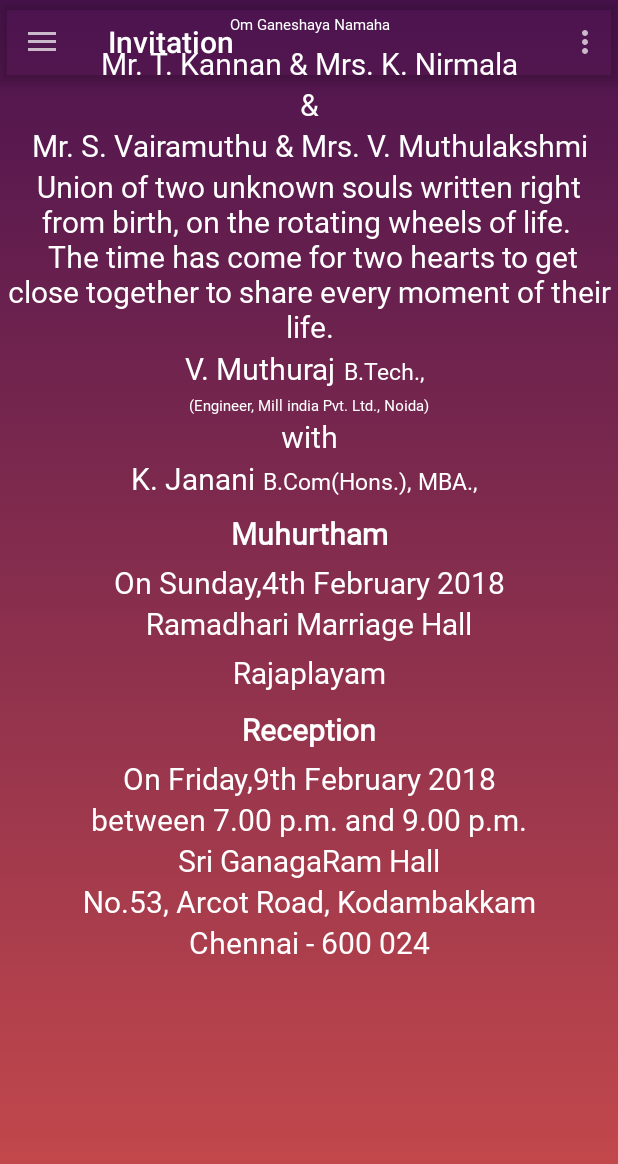
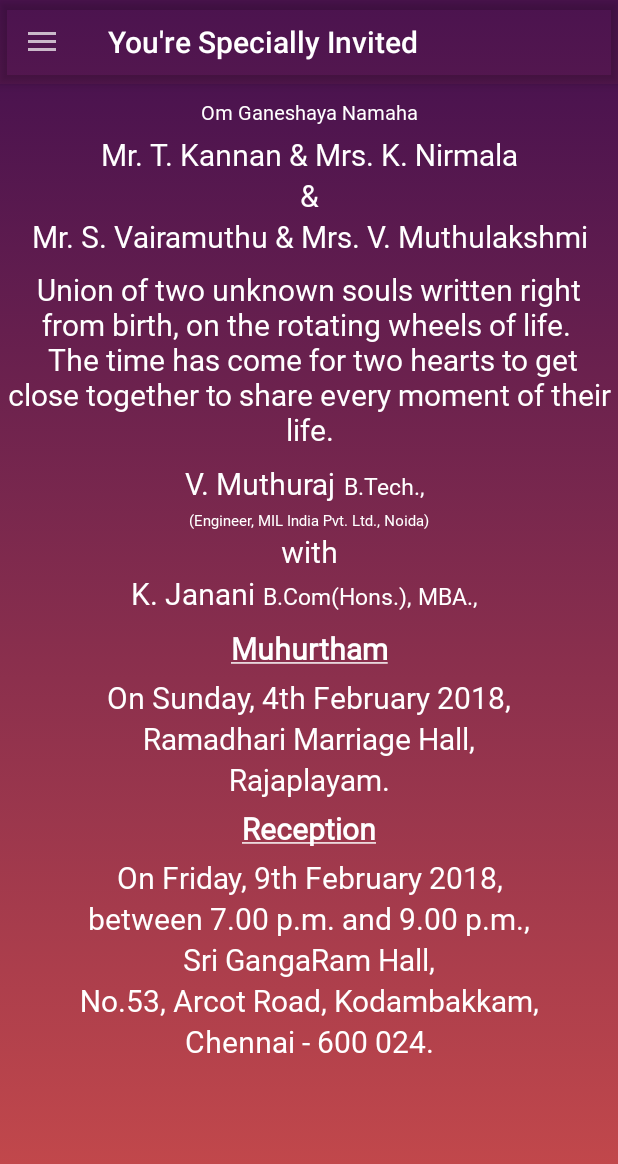
Before and after one commit to prabhuk56/Invitation, an Android app: the screen it shows after launch (MainActivity), on a phone screen of 412 x 824 dp. Shown: the top 1164 px of the screen. Run offline under Robolectric (Android 15) with nearby library versions, the phone set to English and light mode, and no system bars; libraries missing offline, so code that uses them is left out: com.crashlytics.android, io.fabric.sdk, uk.co.chrisjenx; 2 statements that could not run were skipped.

Commit message:
Save date Feature added and some UI Changes

```diff
--- a/app/src/main/AndroidManifest.xml
+++ b/app/src/main/AndroidManifest.xml
@@ -3,6 +3,8 @@
     package="com.prabhu.invitation">
 
     <uses-permission android:name="android.permission.INTERNET" />
+    <uses-permission android:name="android.permission.READ_CALENDAR"/>
+    <uses-permission android:name="android.permission.WRITE_CALENDAR"/>
 
     <application
         android:allowBackup="true"
--- /dev/null
+++ b/app/src/main/res/drawable/ic_email_black.xml
@@ -0,0 +1,9 @@
+<vector xmlns:android="http://schemas.android.com/apk/res/android"
+        android:width="24dp"
+        android:height="24dp"
+        android:viewportWidth="24.0"
+        android:viewportHeight="24.0">
+    <path
+        android:fillColor="#FF000000"
+        android:pathData="M20,4L4,4c-1.1,0 -1.99,0.9 -1.99,2L2,18c0,1.1 0.9,2 2,2h16c1.1,0 2,-0.9 2,-2L22,6c0,-1.1 -0.9,-2 -2,-2zM20,8l-8,5 -8,-5L4,6l8,5 8,-5v2z"/>
+</vector>
--- /dev/null
+++ b/app/src/main/res/drawable/ic_save_date.xml
@@ -0,0 +1,9 @@
+<vector xmlns:android="http://schemas.android.com/apk/res/android"
+        android:width="24dp"
+        android:height="24dp"
+        android:viewportWidth="24.0"
+        android:viewportHeight="24.0">
+    <path
+        android:fillColor="#FF000000"
+        android:pathData="M9,11L7,11v2h2v-2zM13,11h-2v2h2v-2zM17,11h-2v2h2v-2zM19,4h-1L18,2h-2v2L8,4L8,2L6,2v2L5,4c-1.11,0 -1.99,0.9 -1.99,2L3,20c0,1.1 0.89,2 2,2h14c1.1,0 2,-0.9 2,-2L21,6c0,-1.1 -0.9,-2 -2,-2zM19,20L5,20L5,9h14v11z"/>
+</vector>
--- a/app/src/main/res/layout/activity_main.xml
+++ b/app/src/main/res/layout/activity_main.xml
@@ -4,11 +4,13 @@
     android:layout_height="match_parent"
     android:orientation="vertical"
     android:background="@drawable/background_gradient"
+
     >
 
     <android.support.v4.widget.NestedScrollView
         android:layout_width="match_parent"
-        android:layout_height="match_parent">
+        android:layout_height="match_parent"
+        >
 
         <LinearLayout
             android:layout_width="match_parent"
@@ -36,7 +38,7 @@
                 android:fontFamily="@font/lobstertwo_regular"
                 android:text="@string/omGanesha"
                 android:textColor="@color/text_color_primary"
-                android:textSize="@dimen/headerTxt"
+                android:textSize="@dimen/initialTxt"
                 android:padding="5dp"
                 />
             <TextView
@@ -74,6 +76,8 @@
                 android:textColor="@color/text_color_primary"
                 android:textSize="@dimen/paraTxt"
                 android:textAlignment="center"
+                android:paddingTop="8dp"
+                android:paddingBottom="8dp"
                 />
             <LinearLayout
                 android:layout_width="wrap_content"
@@ -180,7 +184,7 @@
                 android:textColor="@color/text_color_primary"
                 android:textSize="@dimen/paraTxt"
                 android:textAlignment="center"
-                android:padding="5dp"
+
                 />
             <TextView
                 android:layout_width="match_parent"
--- a/app/src/main/res/layout/activity_navigation.xml
+++ b/app/src/main/res/layout/activity_navigation.xml
@@ -23,6 +23,9 @@
         android:fitsSystemWindows="true"
         app:headerLayout="@layout/nav_header_navigation"
         app:menu="@menu/activity_navigation_drawer"
-        android:background="@drawable/background_gradient"/>
+        android:background="@drawable/background_gradient"
+        app:itemTextColor="@color/text_color_primary"
+
+        />
 
 </android.support.v4.widget.DrawerLayout>
--- a/app/src/main/res/layout/app_bar_navigation.xml
+++ b/app/src/main/res/layout/app_bar_navigation.xml
@@ -10,6 +10,7 @@
     <android.support.design.widget.AppBarLayout
         android:layout_width="match_parent"
         android:layout_height="wrap_content"
+        android:id="@+id/navigationAppBar"
         android:background="@android:color/transparent"
     >
 
@@ -22,13 +23,8 @@
 
     </android.support.design.widget.AppBarLayout>
 
-    <!--<include layout="@layout/content_navigation" />-->
-    <FrameLayout
-        android:id="@+id/frame"
-        android:layout_width="match_parent"
-        android:layout_height="match_parent"
-        >
-    </FrameLayout>
+    <include layout="@layout/content_navigation" />
+
 
     <!--<android.support.design.widget.FloatingActionButton
         android:id="@+id/fab"
--- a/app/src/main/res/layout/content_navigation.xml
+++ b/app/src/main/res/layout/content_navigation.xml
@@ -7,5 +7,10 @@
     app:layout_behavior="@string/appbar_scrolling_view_behavior"
     tools:context="com.prabhu.invitation.NavigationActivity"
     tools:showIn="@layout/app_bar_navigation">
-
+    <FrameLayout
+        android:id="@+id/frame"
+        android:layout_width="match_parent"
+        android:layout_height="match_parent"
+        >
+    </FrameLayout>
 </android.support.constraint.ConstraintLayout>
--- a/app/src/main/res/menu/activity_navigation_drawer.xml
+++ b/app/src/main/res/menu/activity_navigation_drawer.xml
@@ -4,36 +4,42 @@
     tools:showIn="navigation_view"
     >
 
-    <group android:checkableBehavior="single">
+    <group >
         <item
             android:id="@+id/invite_wedding"
-            android:icon="@drawable/ic_menu_camera"
-            android:title="Invite" />
-        <item
+            android:icon="@drawable/ic_email_black"
+            android:title="You're Specially Invited" />
+        <!--<item
             android:id="@+id/nav_gallery"
             android:icon="@drawable/ic_menu_gallery"
-            android:title="Gallery" />
+            android:title="Gallery" />-->
         <item
             android:id="@+id/nav_slideshow"
-            android:icon="@drawable/ic_map_black"
-            android:title="Map">
+            android:title="We'll Guide You To Reach">
             <menu>
                 <item
                     android:id="@+id/map_reception"
-                    android:title="Reception"/>
+                    android:icon="@drawable/ic_map_black"
+                    android:title="Reception" />
 
                 <item
                     android:id="@+id/map_wedding"
-                    android:title="Wedding"/>
+                    android:icon="@drawable/ic_newlyweds"
+                    android:title="Wedding" />
 
             </menu>
+        </item>
+        <item
+            android:id="@+id/id_save_date"
+            android:icon="@drawable/ic_save_date"
+            android:title="Save the date">
         </item>
 
        <!-- <item
             android:id="@+id/nav_manage"
             android:icon="@drawable/ic_menu_manage"
             android:title="Tools" />-->
-    </group>
+
 
 <!--    <item android:title="Communicate">
         <menu>
@@ -47,5 +53,5 @@
                 android:title="Send" />
         </menu>
     </item>-->
-
+    </group>
 </menu>
--- a/app/src/main/res/values-v21/styles.xml
+++ b/app/src/main/res/values-v21/styles.xml
@@ -8,5 +8,6 @@
 
     <style name="AppTheme.PopupOverlay" parent="ThemeOverlay.AppCompat.Light">
         <item name="android:colorPrimary">@android:color/transparent</item>
+        <item name="windowNoTitle">true</item>
     </style>
 </resources>
--- a/app/src/main/res/values/colors.xml
+++ b/app/src/main/res/values/colors.xml
@@ -1,8 +1,8 @@
 <?xml version="1.0" encoding="utf-8"?>
 <resources>
-    <color name="colorPrimary">#021274</color>colorPrimary
+    <color name="colorPrimary">#021274</color>
     <color name="primaryLightColor">#473aa4</color>
-    <color name="colorPrimaryDark">#000048</color>
+    <color name="colorPrimaryDark">@android:color/transparent</color>
     <color name="colorPrimaryText">#d6b800</color>
     <color name="primaryColor">#3F51B5</color>
     <color name="primaryDarkColor">#303F9F</color>
--- a/app/src/main/res/values/dimens.xml
+++ b/app/src/main/res/values/dimens.xml
@@ -1,6 +1,7 @@
 <?xml version="1.0" encoding="utf-8"?>
 <resources>
     <dimen name="headerTxt">10sp</dimen>
+    <dimen name="initialTxt">13sp</dimen>
     <dimen name="smallTxt">15sp</dimen>
     <dimen name="paraTxt">20sp</dimen>
     <dimen name="headingsTxt">20sp</dimen>
--- a/app/src/main/res/values/strings.xml
+++ b/app/src/main/res/values/strings.xml
@@ -17,18 +17,18 @@
     <string name="bride_degree"> B.Com(Hons.), MBA.,</string>
     <string name="groom_name">V. Muthuraj</string>
     <string name="groom_degree"> B.Tech.,</string>
-    <string name="groom_occupation">(Engineer, Mill india Pvt. Ltd., Noida)</string>
-    <string name="wedding_hall">Ramadhari Marriage Hall </string>
-    <string name="wedding_addr">Rajaplayam</string>
-    <string name="reception_hall">Sri GanagaRam Hall</string>
-    <string name="reception_addr">No.53, Arcot Road, Kodambakkam</string>
-    <string name="reception_city">Chennai - 600 024</string>
-    <string name="reception_time">between 7.00 p.m. and 9.00 p.m.</string>
-    <string name="reception_date">On Friday,9th February 2018</string>
-    <string name="wedding_date">On Sunday,4th February 2018</string>
+    <string name="groom_occupation">(Engineer, MIL India Pvt. Ltd., Noida)</string>
+    <string name="wedding_hall">Ramadhari Marriage Hall, </string>
+    <string name="wedding_addr">Rajaplayam.</string>
+    <string name="reception_hall">Sri GangaRam Hall,</string>
+    <string name="reception_addr">No.53, Arcot Road, Kodambakkam,</string>
+    <string name="reception_city">Chennai - 600 024.</string>
+    <string name="reception_time">between 7.00 p.m. and 9.00 p.m.,</string>
+    <string name="reception_date">On Friday, 9th February 2018,</string>
+    <string name="wedding_date">On Sunday, 4th February 2018,</string>
     <string name="with">with</string>
-    <string name="muhurtham">Muhurtham</string>
-    <string name="reception">Reception</string>
+    <string name="muhurtham"><u>Muhurtham</u></string>
+    <string name="reception"><u>Reception</u></string>
     <string name="title_activity_navigation">NavigationActivity</string>
     <string name="wedding_invite">Wedding Invitation</string>
 
@@ -41,5 +41,5 @@
     <string name="hello_blank_fragment">Hello blank fragment</string>
     <string name="navigation_drawer_open">openDrawer</string>
     <string name="navigation_drawer_close">closeDrawer</string>
-
+    <string name="no_title"></string>
 </resources>
--- a/app/src/main/res/values/styles.xml
+++ b/app/src/main/res/values/styles.xml
@@ -38,6 +38,7 @@
 
     <style name="AppTheme.PopupOverlay" parent="ThemeOverlay.AppCompat.Light" >
         <item name="android:colorPrimary" tools:targetApi="lollipop">@android:color/transparent</item>
+        <item name="windowNoTitle">true</item>
     </style>
 
 </resources>
```
Also changed, not shown: app/src/main/java/com/prabhu/invitation/MainActivity.java (+54 -2 lines), app/src/main/java/com/prabhu/invitation/NavigationActivity.java (+11 -4 lines), app/src/main/res/drawable-hdpi/ic_newlyweds.png (added), app/src/main/res/drawable-mdpi/ic_newlyweds.png (added), app/src/main/res/drawable-xhdpi/handimages.png (deleted), app/src/main/res/drawable-xhdpi/ic_newlyweds.png (added), app/src/main/res/drawable-xxhdpi/ic_newlyweds.png (added).
